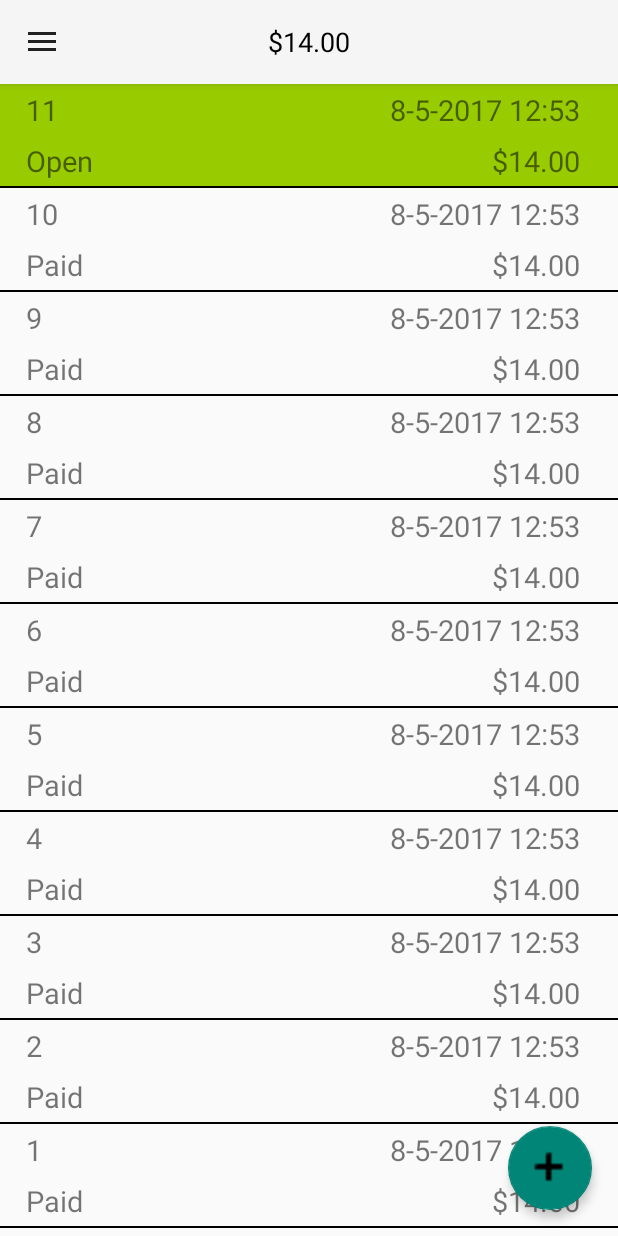
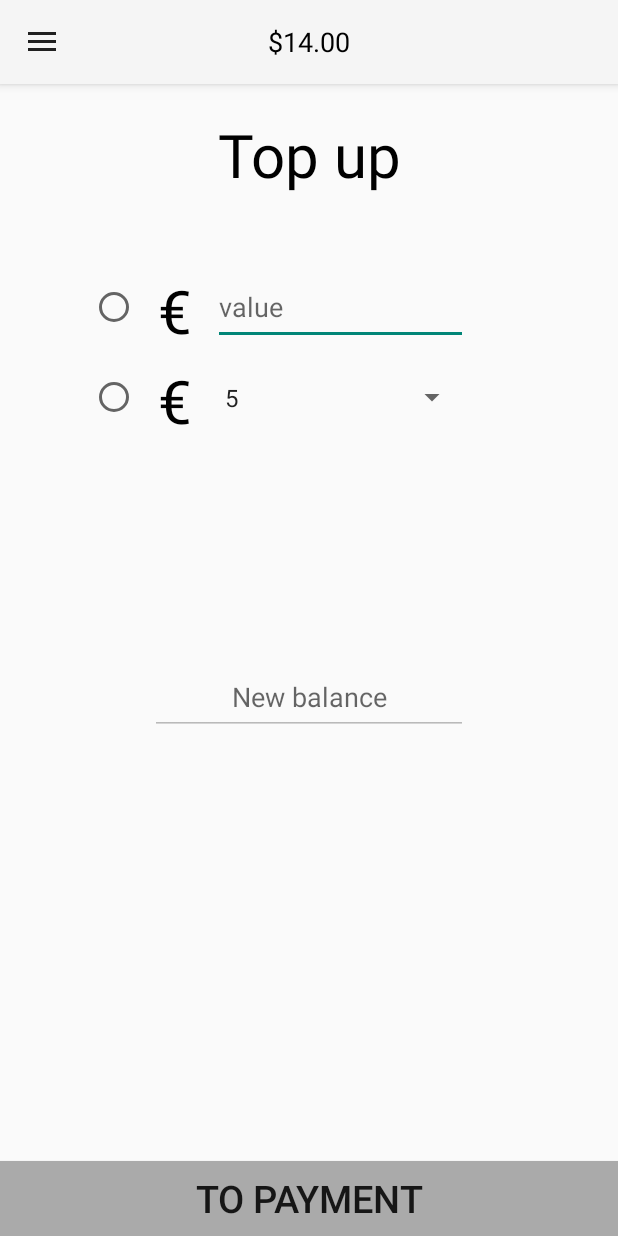
Before and after one commit to Mschoot1/OrderApp, an Android app: the OrderHistoryActivity screen opened directly, with no data from a screen before it, in the side drawer, after a tap on "Top Up", on a phone screen of 412 x 824 dp. Run offline under Robolectric (Android 15) with nearby library versions, the phone set to English and light mode, and no system bars; libraries missing offline, so code that uses them is left out: se.emilsjolander.stickylistheaders; 5 statements that could not run were skipped.

Commit message:
Added Top Up layout and Activity, changed string file

```diff
--- a/app/src/main/AndroidManifest.xml
+++ b/app/src/main/AndroidManifest.xml
@@ -23,11 +23,11 @@
         <activity android:name=".Presentation.Activities.OrderHistoryActivity" />
         <activity android:name=".Presentation.Activities.AllergiesActivity" />
         <activity android:name=".Presentation.Activities.OrderDetailActivity">
-
             <meta-data
                 android:name="android.support.PARENT_ACTIVITY"
                 android:value=".Presentation.Activities.OrderHistoryActivity" />
         </activity>
+        <activity android:name=".Presentation.Activities.TopUpActivity"/>
     </application>
 
 </manifest>
--- a/app/src/main/java/com/example/marni/orderapp/Presentation/Activities/AllergiesActivity.java
+++ b/app/src/main/java/com/example/marni/orderapp/Presentation/Activities/AllergiesActivity.java
@@ -119,8 +119,8 @@ public class AllergiesActivity extends AppCompatActivity implements NavigationVi
                 startActivity(intent);
                 break;
             case R.id.nav_top_up:
-//                intent = new Intent(getApplicationContext(), TopUpActivity.class);
-//                startActivity(intent);
+                intent = new Intent(getApplicationContext(), TopUpActivity.class);
+                startActivity(intent);
                 break;
             case R.id.nav_allergy_information:
                 intent = new Intent(getApplicationContext(), AllergiesActivity.class);
--- a/app/src/main/java/com/example/marni/orderapp/Presentation/Activities/OrderHistoryActivity.java
+++ b/app/src/main/java/com/example/marni/orderapp/Presentation/Activities/OrderHistoryActivity.java
@@ -147,8 +147,8 @@ public class OrderHistoryActivity extends AppCompatActivity implements Navigatio
                 startActivity(intent);
                 break;
             case R.id.nav_top_up:
-//                intent = new Intent(getApplicationContext(), TopUpActivity.class);
-//                startActivity(intent);
+                intent = new Intent(getApplicationContext(), TopUpActivity.class);
+                startActivity(intent);
                 break;
             case R.id.nav_allergy_information:
                 intent = new Intent(getApplicationContext(), AllergiesActivity.class);
--- a/app/src/main/java/com/example/marni/orderapp/Presentation/Activities/ProductsActivity.java
+++ b/app/src/main/java/com/example/marni/orderapp/Presentation/Activities/ProductsActivity.java
@@ -159,8 +159,8 @@ public class ProductsActivity extends AppCompatActivity implements
                 startActivity(intent);
                 break;
             case R.id.nav_top_up:
-//                intent = new Intent(getApplicationContext(), TopUpActivity.class);
-//                startActivity(intent);
+                intent = new Intent(getApplicationContext(), TopUpActivity.class);
+                startActivity(intent);
                 break;
             case R.id.nav_allergy_information:
                 intent = new Intent(getApplicationContext(), AllergiesActivity.class);
--- /dev/null
+++ b/app/src/main/java/com/example/marni/orderapp/Presentation/Activities/TopUpActivity.java
@@ -0,0 +1,119 @@
+package com.example.marni.orderapp.Presentation.Activities;
+
+import android.content.Intent;
+import android.support.annotation.NonNull;
+import android.support.design.widget.NavigationView;
+import android.support.v4.view.GravityCompat;
+import android.support.v4.widget.DrawerLayout;
+import android.support.v7.app.ActionBarDrawerToggle;
+import android.support.v7.app.AppCompatActivity;
+import android.os.Bundle;
+import android.support.v7.widget.Toolbar;
+import android.util.Log;
+import android.view.Menu;
+import android.view.MenuItem;
+
+import com.example.marni.orderapp.R;
+
+public class TopUpActivity extends AppCompatActivity implements NavigationView.OnNavigationItemSelectedListener {
+
+    private final String TAG = getClass().getSimpleName();
+
+    @Override
+    protected void onCreate(Bundle savedInstanceState) {
+        super.onCreate(savedInstanceState);
+        setContentView(R.layout.activity_top_up);
+
+        Toolbar toolbar = (Toolbar) findViewById(R.id.my_toolbar);
+        setSupportActionBar(toolbar);
+
+        // hide title
+        getSupportActionBar().setDisplayShowTitleEnabled(false);
+
+        DrawerLayout drawer = (DrawerLayout) findViewById(R.id.drawer_layout);
+        ActionBarDrawerToggle toggle = new ActionBarDrawerToggle(
+                this, drawer, toolbar, R.string.navigation_drawer_open, R.string.navigation_drawer_close);
+        drawer.setDrawerListener(toggle);
+        toggle.syncState();
+
+        NavigationView navigationView = (NavigationView) findViewById(R.id.nav_view);
+        navigationView.setNavigationItemSelectedListener(this);
+
+        // set current menu item checked
+        navigationView.setCheckedItem(R.id.nav_top_up);
+
+    }
+
+        @Override
+        public void onBackPressed() {
+            DrawerLayout drawer = (DrawerLayout) findViewById(R.id.drawer_layout);
+            if (drawer.isDrawerOpen(GravityCompat.START)) {
+                drawer.closeDrawer(GravityCompat.START);
+            } else {
+                super.onBackPressed();
+            }
+        }
+
+        @Override
+        public boolean onCreateOptionsMenu(Menu menu) {
+            // Inflate the menu; this adds items to the action bar if it is present.
+            getMenuInflater().inflate(R.menu.toolbar_menu, menu);
+            return true;
+        }
+
+        @Override
+        public boolean onOptionsItemSelected(MenuItem item) {
+            switch (item.getItemId()) {
+//            case R.id.action_settings:
+//                // User chose the "Settings" item, show the app settings UI...
+//                return true;
+//
+//            case R.id.action_favorite:
+//                // User chose the "Favorite" action, mark the current item
+//                // as a favorite...
+//                return true;
+
+                default:
+                    // If we got here, the user's action was not recognized.
+                    // Invoke the superclass to handle it.
+                    return super.onOptionsItemSelected(item);
+            }
+        }
+
+        @Override
+        public boolean onNavigationItemSelected(@NonNull MenuItem item) {
+
+            Log.i(TAG, item.toString() + " clicked.");
+
+            int id = item.getItemId();
+
+            Intent intent;
+
+            switch (id) {
+                case R.id.nav_assortment:
+                    intent = new Intent(getApplicationContext(), ProductsActivity.class);
+                    startActivity(intent);
+                    break;
+                case R.id.nav_my_order:
+//                intent = new Intent(getApplicationContext(), OrderActivity.class);
+//                startActivity(intent);
+                    break;
+                case R.id.nav_order_history:
+                    intent = new Intent(getApplicationContext(), OrderHistoryActivity.class);
+                    startActivity(intent);
+                    break;
+                case R.id.nav_top_up:
+                intent = new Intent(getApplicationContext(), TopUpActivity.class);
+                startActivity(intent);
+                    break;
+                case R.id.nav_allergy_information:
+                    intent = new Intent(getApplicationContext(), AllergiesActivity.class);
+                    startActivity(intent);
+                    break;
+            }
+
+            DrawerLayout drawer = (DrawerLayout) findViewById(R.id.drawer_layout);
+            drawer.closeDrawer(GravityCompat.START);
+            return true;
+    }
+}
--- /dev/null
+++ b/app/src/main/res/layout/activity_top_up.xml
@@ -0,0 +1,138 @@
+<?xml version="1.0" encoding="utf-8"?>
+<android.support.v4.widget.DrawerLayout xmlns:android="http://schemas.android.com/apk/res/android"
+    xmlns:tools="http://schemas.android.com/tools"
+    android:id="@+id/drawer_layout"
+    android:layout_width="match_parent"
+    android:layout_height="match_parent"
+    android:fitsSystemWindows="true"
+    tools:context="com.example.marni.orderapp.Presentation.Activities.TopUpActivity"
+    tools:openDrawer="start">
+
+<RelativeLayout xmlns:android="http://schemas.android.com/apk/res/android"
+    android:layout_width="match_parent"
+    android:layout_height="match_parent">
+
+    <include
+        android:id="@+id/toolbar_include"
+        layout="@layout/toolbar"
+        android:layout_width="match_parent"
+        android:layout_height="?attr/actionBarSize" />
+
+    <LinearLayout
+        android:layout_width="match_parent"
+        android:layout_height="match_parent"
+        android:orientation="vertical"
+        android:layout_below="@+id/toolbar_include">
+
+        <TextView
+            android:layout_width="match_parent"
+            android:layout_height="wrap_content"
+            android:text="@string/topup_name"
+            android:textSize="40sp"
+            android:textColor="@android:color/black"
+            android:gravity="center"
+            android:layout_marginTop="20dp"/>
+
+        <LinearLayout
+            android:layout_width="match_parent"
+            android:layout_height="match_parent"
+            android:orientation="vertical"
+            android:layout_marginTop="50dp">
+
+            <LinearLayout
+                android:layout_width="match_parent"
+                android:layout_height="50dp"
+                android:orientation="horizontal">
+
+                <RadioButton
+                    android:id="@+id/topup_radiobutton1"
+                    android:layout_width="wrap_content"
+                    android:layout_height="match_parent"
+                    android:gravity="center_vertical"
+                    android:layout_marginLeft="60dp"
+                    android:layout_marginStart="60dp"/>
+
+                <TextView
+                    android:id="@+id/topup_currency"
+                    android:layout_width="50dp"
+                    android:layout_height="match_parent"
+                    android:text="@string/topup_concurrency"
+                    android:textSize="40sp"
+                    android:gravity="center"
+                    android:textColor="@android:color/black"/>
+
+                <EditText
+                    android:id="@+id/topup_edittext_value"
+                    android:layout_width="match_parent"
+                    android:layout_height="match_parent"
+                    android:layout_marginRight="100dp"
+                    android:layout_marginEnd="100dp"
+                    android:hint="@string/topup_hint_value"/>
+            </LinearLayout>
+
+            <LinearLayout
+                android:layout_width="match_parent"
+                android:layout_height="50dp"
+                android:orientation="horizontal"
+                android:layout_marginTop="10dp">
+
+                <RadioButton
+                    android:id="@+id/topup_radiobutton2"
+                    android:layout_width="wrap_content"
+                    android:layout_height="match_parent"
+                    android:layout_marginLeft="60dp"
+                    android:layout_marginStart="60dp"
+                    android:gravity="center_vertical"/>
+
+                <TextView
+                    android:id="@+id/topup_currency2"
+                    android:layout_width="50dp"
+                    android:layout_height="match_parent"
+                    android:text="@string/topup_concurrency"
+                    android:textSize="40sp"
+                    android:gravity="center"
+                    android:textColor="@android:color/black"/>
+
+                <Spinner
+                    android:id="@+id/topup_spinner"
+                    android:layout_width="match_parent"
+                    android:layout_height="match_parent"
+                    android:layout_marginRight="100dp"
+                    android:layout_marginEnd="100dp"
+                    android:entries="@array/TopUpAmount">
+                </Spinner>
+            </LinearLayout>
+
+            <LinearLayout
+                android:layout_width="match_parent"
+                android:layout_height="50dp"
+                android:orientation="horizontal"
+                android:layout_marginTop="150dp">
+
+                <EditText
+                    android:id="@+id/topup_edittext_newbalance"
+                    android:layout_width="match_parent"
+                    android:layout_height="match_parent"
+                    android:gravity="center"
+                    android:hint="@string/topup_newbalance"
+                    android:enabled="false"
+                    android:layout_marginLeft="100dp"
+                    android:layout_marginRight="100dp" />
+            </LinearLayout>
+        </LinearLayout>
+    </LinearLayout>
+
+    <Button
+        android:id="@+id/topup_button_topayment"
+        android:layout_width="match_parent"
+        android:layout_height="50dp"
+        android:background="@android:color/darker_gray"
+        android:layout_alignParentBottom="true"
+        android:text="@string/topup_topayment"
+        android:textSize="25sp"/>
+
+</RelativeLayout>
+
+    <include layout="@layout/nav_view" />
+
+</android.support.v4.widget.DrawerLayout>
--- a/app/src/main/res/values/strings.xml
+++ b/app/src/main/res/values/strings.xml
@@ -48,7 +48,6 @@
     </string-array>
 
     <string-array name="TopUpAmount">
-        <item></item>
         <item>5</item>
         <item>10</item>
         <item>25</item>
@@ -61,4 +60,12 @@
     <string name="allergy_information">Allergy Information</string>
     <string name="information_allergies">Information Allergies</string>
 
+    <!--Top up -->
+
+    <string name="topup_name">Top up</string>
+    <string name="topup_newbalance">New balance</string>
+    <string name="topup_concurrency">€</string>
+    <string name="topup_hint_value">value</string>
+    <string name="topup_topayment">To payment</string>
+
 </resources>
```
